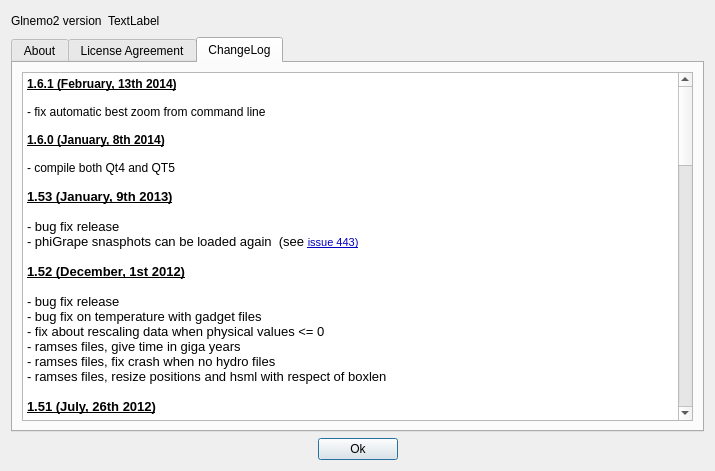
This is usr/jcl/glnemo2/src/formabout.ui in teuben/nemo as Qt 5 draws it before an edit. The edited form follows.
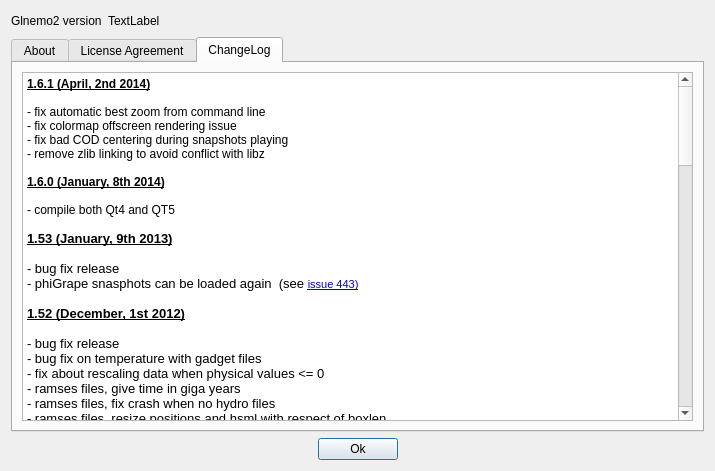
This is the edited form. Icons and pictures are not drawn.

```diff
--- a/usr/jcl/glnemo2/src/formabout.ui
+++ b/usr/jcl/glnemo2/src/formabout.ui
@@ -1027,9 +1027,12 @@
 &lt;table border=&quot;0&quot; style=&quot;-qt-table-type: root; margin-top:4px; margin-bottom:4px; margin-left:4px; margin-right:4px;&quot;&gt;
 &lt;tr&gt;
 &lt;td style=&quot;border: none;&quot;&gt;
-&lt;p style=&quot; margin-top:0px; margin-bottom:0px; margin-left:0px; margin-right:0px; -qt-block-indent:0; text-indent:0px;&quot;&gt;&lt;span style=&quot; font-weight:600; text-decoration: underline;&quot;&gt;1.6.1 (February, 13th 2014)&lt;/span&gt;&lt;/p&gt;
+&lt;p style=&quot; margin-top:0px; margin-bottom:0px; margin-left:0px; margin-right:0px; -qt-block-indent:0; text-indent:0px;&quot;&gt;&lt;span style=&quot; font-weight:600; text-decoration: underline;&quot;&gt;1.6.1 (April, 2nd 2014)&lt;/span&gt;&lt;/p&gt;
 &lt;p style=&quot;-qt-paragraph-type:empty; margin-top:0px; margin-bottom:0px; margin-left:0px; margin-right:0px; -qt-block-indent:0; text-indent:0px;&quot;&gt;&lt;br /&gt;&lt;/p&gt;
 &lt;p style=&quot; margin-top:0px; margin-bottom:0px; margin-left:0px; margin-right:0px; -qt-block-indent:0; text-indent:0px;&quot;&gt;- fix automatic best zoom from command line&lt;/p&gt;
+&lt;p style=&quot; margin-top:0px; margin-bottom:0px; margin-left:0px; margin-right:0px; -qt-block-indent:0; text-indent:0px;&quot;&gt;- fix colormap offscreen rendering issue&lt;/p&gt;
+&lt;p style=&quot; margin-top:0px; margin-bottom:0px; margin-left:0px; margin-right:0px; -qt-block-indent:0; text-indent:0px;&quot;&gt;- fix bad COD centering during snapshots playing&lt;/p&gt;
+&lt;p style=&quot; margin-top:0px; margin-bottom:0px; margin-left:0px; margin-right:0px; -qt-block-indent:0; text-indent:0px;&quot;&gt;- remove zlib linking to avoid conflict with libz&lt;/p&gt;
 &lt;p style=&quot;-qt-paragraph-type:empty; margin-top:0px; margin-bottom:0px; margin-left:0px; margin-right:0px; -qt-block-indent:0; text-indent:0px;&quot;&gt;&lt;br /&gt;&lt;/p&gt;
 &lt;p style=&quot; margin-top:0px; margin-bottom:0px; margin-left:0px; margin-right:0px; -qt-block-indent:0; text-indent:0px;&quot;&gt;&lt;span style=&quot; font-weight:600; text-decoration: underline;&quot;&gt;1.6.0 (January, 8th 2014)&lt;/span&gt;&lt;/p&gt;
 &lt;p style=&quot;-qt-paragraph-type:empty; margin-top:0px; margin-bottom:0px; margin-left:0px; margin-right:0px; -qt-block-indent:0; text-indent:0px;&quot;&gt;&lt;br /&gt;&lt;/p&gt;
```
